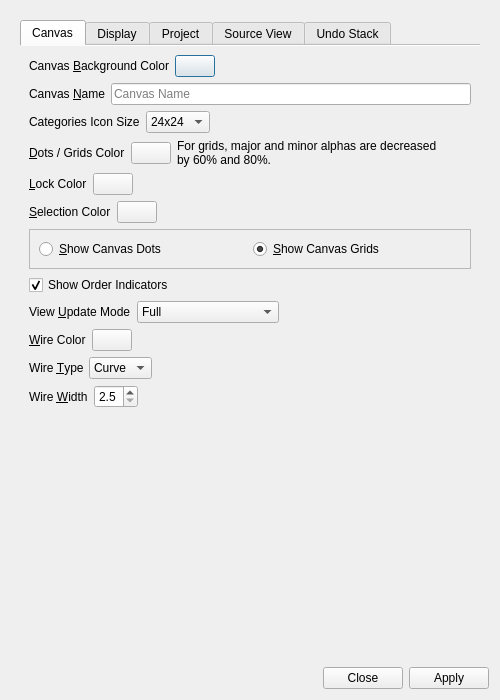
textbrowser/glitch, file UI/glitch-canvas-settings.ui: the form before one commit.
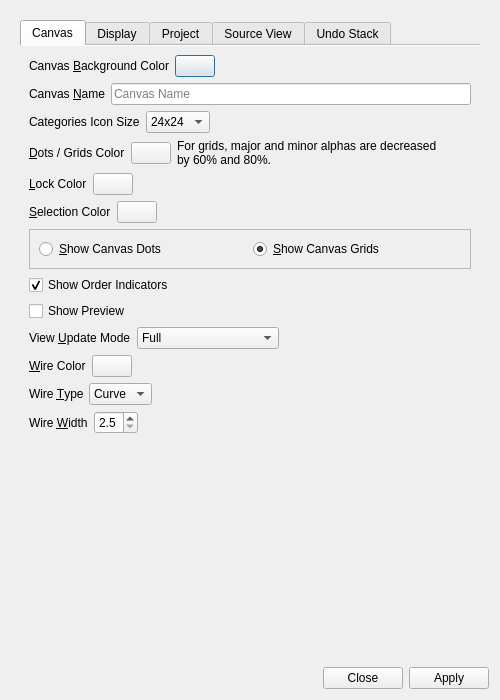
The form after the commit. Icons and pictures are not drawn.

Commit message: Optional canvas preview.

The edit to the form file:
```diff
--- a/UI/glitch-canvas-settings.ui
+++ b/UI/glitch-canvas-settings.ui
@@ -31,8 +31,8 @@
        <rect>
         <x>0</x>
         <y>0</y>
-        <width>488</width>
-        <height>644</height>
+        <width>467</width>
+        <height>688</height>
        </rect>
       </property>
       <layout class="QVBoxLayout" name="verticalLayout_2">
@@ -324,6 +324,16 @@
              </property>
             </widget>
            </item>
+           <item>
+            <widget class="QCheckBox" name="show_preview">
+             <property name="toolTip">
+              <string>&lt;html&gt;&lt;head/&gt;&lt;body&gt;&lt;p&gt;Show an interactive canvas preview. The preview is situated to the right of the canvas.&lt;/p&gt;&lt;/body&gt;&lt;/html&gt;</string>
+             </property>
+             <property name="text">
+              <string>Show Preview</string>
+             </property>
+            </widget>
+           </item>
            <item>
             <layout class="QHBoxLayout" name="horizontalLayout">
              <item>
```
Left out of the diff: 1 changed line with no effect on the pictures. The commit also changes 5 other files.
